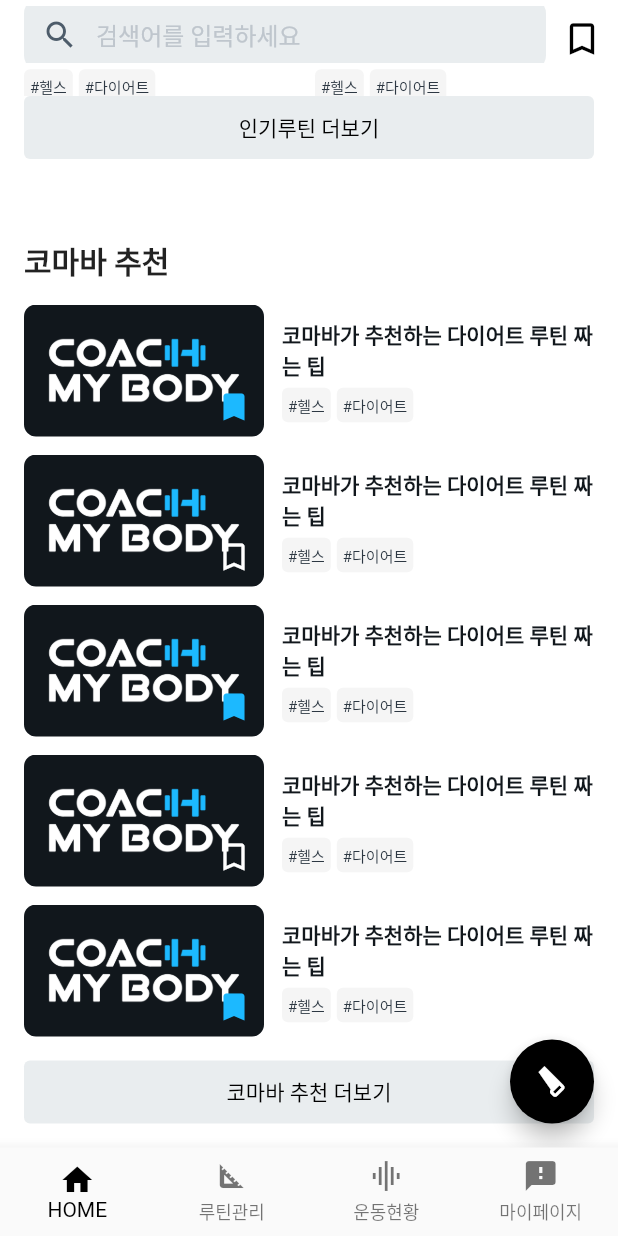
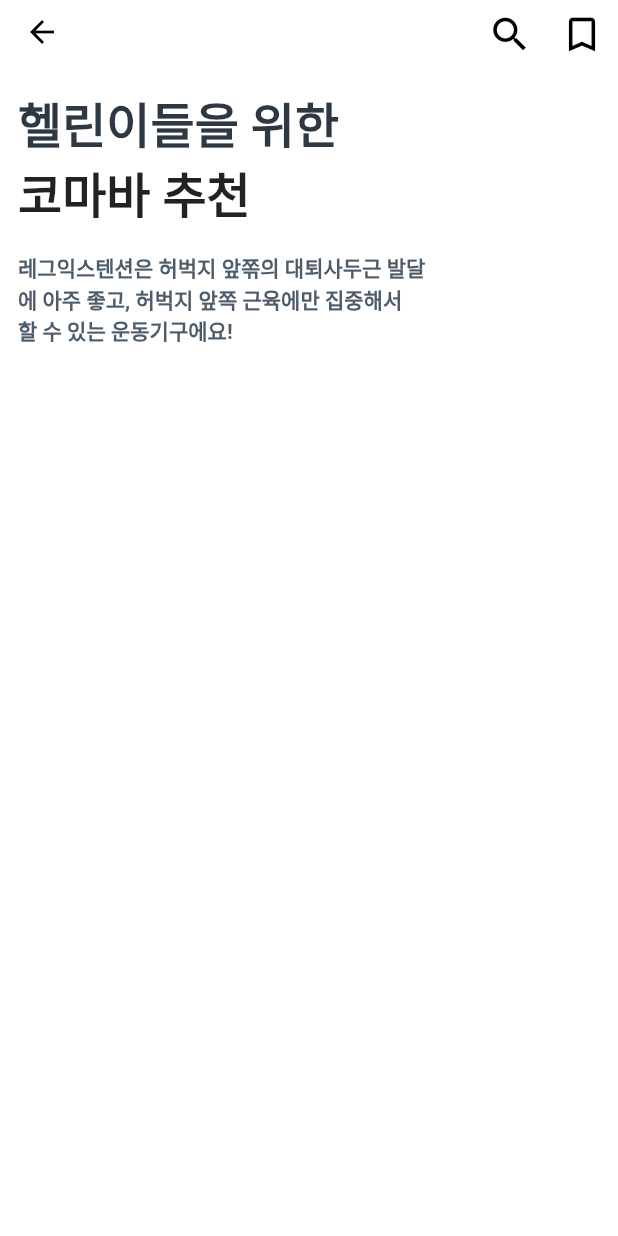
Before and after one commit to CoachMyBody/CoachMyBody-App, a Flutter app: the screen it shows after launch, scrolled down 946 dp, after a tap on "코마바 추천 더보기", on a phone screen of 412 x 824 dp. Run offline on Flutter 3.47's test engine with Material 2 defaults, Android fonts, the phone set to English and light mode, and no system bars; our stand-ins replace chips_choice, easy_localization, fl_chart, flutter_svg, sembast, step_progress_indicator; missing offline and left inert: xxtea.

Commit message:
HOME Widget (더보기 화면 절반 구현)

```diff
--- a/lib/ui/home/home.dart
+++ b/lib/ui/home/home.dart
@@ -3,6 +3,7 @@ import 'package:flutter/cupertino.dart';
 import 'package:flutter/material.dart';
 
 import '../../routes.dart';
+import 'home_detail_cmb_recommend.dart';
 import 'home_detail_popular_routine.dart';
 
 class HomeScreen extends StatelessWidget {
@@ -172,6 +173,8 @@ class _HomeMenuWidgetState extends State<HomeMenuWidget> {
 class PopularRoutineWidget extends StatelessWidget {
 
   final List<String> titleList = <String>['홍길동 코치의 7일만에 어깡 만들기 루틴!', '7일만에 허벅지 다이어트 일주일 루틴!'];
+  final List<AssetImage> imageList = <AssetImage>[AssetImage('assets/images/routine_testimg_1.png'), AssetImage('assets/images/routine_testimg_2.png'),
+    AssetImage('assets/images/routine_testimg_3.png'), AssetImage('assets/images/routine_testimg_4.png')];
 
   @override
   Widget build(BuildContext context) {
@@ -216,7 +219,7 @@ class PopularRoutineWidget extends StatelessWidget {
                         height: MediaQuery.of(context).size.width * 114 / 160 / 2,
                         decoration: BoxDecoration(
                           image: DecorationImage(
-                            image: AssetImage('assets/images/cmb_icon.png'),
+                            image: imageList[index % 4],
                             fit: BoxFit.cover
                           ),
                           borderRadius: BorderRadius.circular(8)
@@ -351,7 +354,7 @@ class PopularRoutineWidget extends StatelessWidget {
               ),
               onPressed: () {
                 Navigator.push(context,
-                  MaterialPageRoute(builder: (context) => DetailPopulatRoutineScreen()));
+                  MaterialPageRoute(builder: (context) => DetailPopularRoutineScreen()));
               },
               child: Text(
                 '인기루틴 더보기',
@@ -372,6 +375,9 @@ class PopularRoutineWidget extends StatelessWidget {
 class CMBRecommendWidget extends StatelessWidget {
   final int LIST_COUNT = 5;
   final double CARD_HEIGHT = 88.0;
+
+  final List<AssetImage> imageList = <AssetImage>[AssetImage('assets/images/routine_testimg_1.png'), AssetImage('assets/images/routine_testimg_2.png'),
+    AssetImage('assets/images/routine_testimg_3.png'), AssetImage('assets/images/routine_testimg_4.png')];
 
   @override
   Widget build(BuildContext context) {
@@ -411,7 +417,7 @@ class CMBRecommendWidget extends StatelessWidget {
                           height: 88,
                           decoration: BoxDecoration(
                               image: DecorationImage(
-                                  image: AssetImage('assets/images/cmb_icon.png'),
+                                  image: imageList[index % 4],
                                   fit: BoxFit.cover
                               ),
                               borderRadius: BorderRadius.circular(8)
@@ -492,7 +498,10 @@ class CMBRecommendWidget extends StatelessWidget {
               style: TextButton.styleFrom(
                 backgroundColor: AppColors.cmb_grey[100],
               ),
-              onPressed: () {},
+              onPressed: () {
+                Navigator.push(context,
+                    MaterialPageRoute(builder: (context) => DetailCMBRecommendScreen()));
+              },
               child: Text(
                 '코마바 추천 더보기',
                 textAlign: TextAlign.center,
--- a/lib/ui/home/home_detail_cmb_recommend.dart
+++ b/lib/ui/home/home_detail_cmb_recommend.dart
@@ -0,0 +1,102 @@
+import 'package:coach_my_body/constants/colors.dart';
+import 'package:flutter/material.dart';
+
+class DetailCMBRecommendScreen extends StatelessWidget {
+  @override
+  Widget build(BuildContext context) {
+    return Scaffold(
+      appBar: DetailAppBar(),
+      body: SafeArea(
+        child: ListView(
+          physics: ClampingScrollPhysics(),
+          children: [
+            HeaderRoutineWidget(),
+            Padding(padding: EdgeInsets.only(top: 32)),
+            BodyRoutineWidget(),
+          ],
+        )
+      ),
+    );
+  }
+}
+
+class DetailAppBar extends StatelessWidget implements PreferredSizeWidget {
+  @override
+  Widget build(BuildContext context) {
+    return AppBar(
+      actions: [
+        IconButton(
+          icon: Icon(Icons.search),
+          onPressed: () {
+            print('검색버튼 클릭');
+          },
+          iconSize: 30,
+        ),
+        IconButton(
+          icon: Icon(Icons.bookmark_border),
+          onPressed: () {
+            print('북마크버튼 클릭');
+          },
+          iconSize: 30,
+        ),
+      ],
+    );
+  }
+
+  @override
+  // TODO: implement preferredSize
+  Size get preferredSize => const Size.fromHeight(42);
+}
+
+class HeaderRoutineWidget extends StatelessWidget {
+  @override
+  Widget build(BuildContext context) {
+    return Padding(
+      padding: const EdgeInsets.fromLTRB(12, 16, 12, 0),
+      child: Container(
+        child: Column(
+          crossAxisAlignment: CrossAxisAlignment.start,
+          children: [
+            Text(
+              '헬린이들을 위한',
+              style: TextStyle(
+                fontWeight: FontWeight.bold,
+                fontSize: 32,
+                color: AppColors.cmb_grey[600],
+              ),
+            ),
+            Text(
+              // 글자 더 진하게, 밑줄 추가 예정
+              '코마바 추천',
+              style: TextStyle(
+                fontWeight: FontWeight.bold,
+                fontSize: 32
+              ),
+            ),
+            Padding(padding: EdgeInsets.only(top: 16)),
+            Container(
+              width: 272,
+              child: Text(
+                '레그익스텐션은 허벅지 앞쪾의 대퇴사두근 발달에 아주 좋고, 허벅지 앞쪽 근육에만 집중해서 할 수 있는 운동기구에요!',
+                maxLines: 4,
+                overflow: TextOverflow.ellipsis,
+                style: TextStyle(
+                    fontSize: 14,
+                    fontWeight: FontWeight.bold,
+                    color: AppColors.cmb_grey[500]
+                ),
+              ),
+            ),
+          ],
+        ),
+      ),
+    );
+  }
+}
+
+class BodyRoutineWidget extends StatelessWidget {
+  @override
+  Widget build(BuildContext context) {
+    return Container();
+  }
+}
```
Also changed, not shown: lib/ui/home/home_detail_popular_routine.dart (+162 -3 lines), 1 other file.
